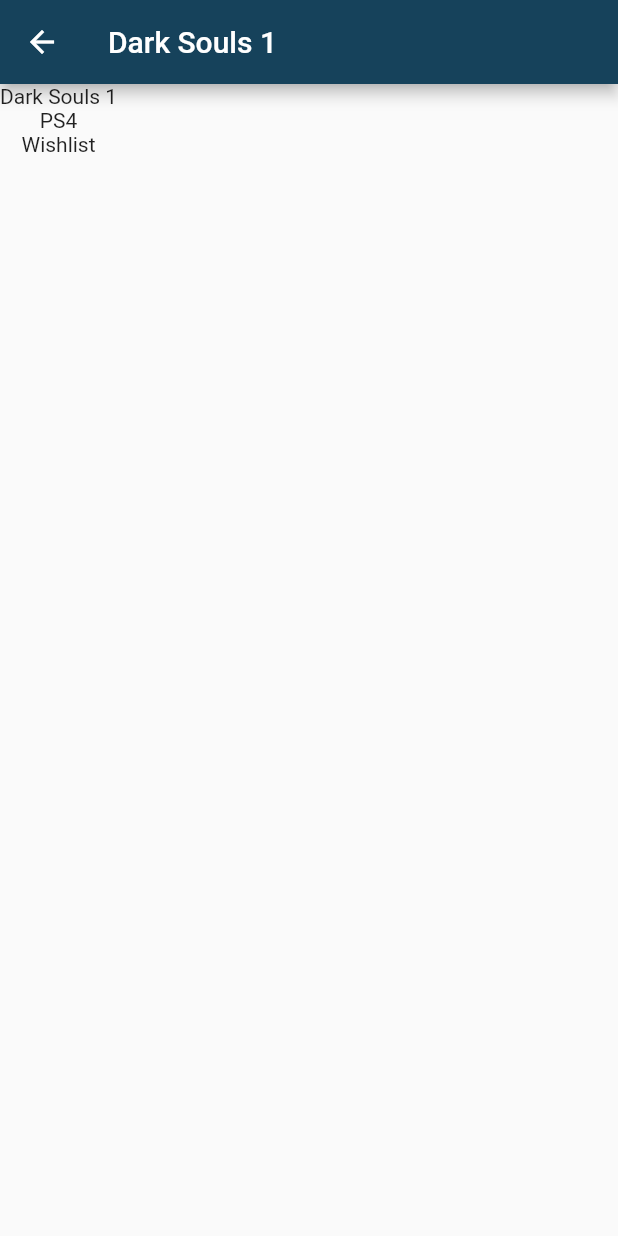
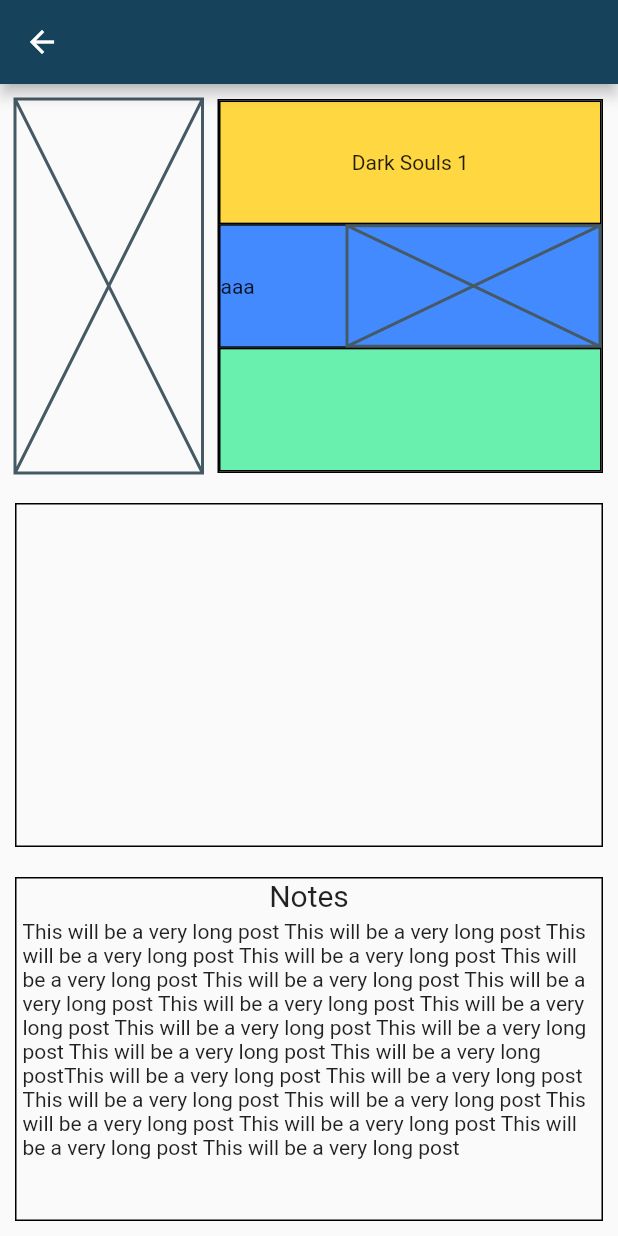
Before and after one commit to TheDurian/my-game-library, a Flutter app: the screen it shows after launch, after a tap on "Generate Samples", after a tap on "Dark Souls 1", on a phone screen of 412 x 824 dp. Run offline on Flutter 3.47's test engine with Material 2 defaults, Android fonts, the phone set to English and light mode, and no system bars; our stand-ins replace datetime_picker_formfield, sqflite; accounts and stored records are empty.

Commit message:
Adding some additions to game details screen

```diff
--- a/lib/screens/edit_game.dart
+++ b/lib/screens/edit_game.dart
@@ -142,7 +142,8 @@ class _EditGameScreenState extends State<EditGameScreen> {
                     child: TextFormField(
                       initialValue: _game.notes,
                       maxLines: 5,
-                      keyboardType: TextInputType.text,
+                      keyboardType: TextInputType.multiline,
+                      //textInputAction: TextInputAction.,
                       decoration: InputDecoration(labelText: "Notes", border: OutlineInputBorder()),
                       onSaved: (val) => setState(() => _game.notes = val),
                     ),
--- a/lib/screens/game_details.dart
+++ b/lib/screens/game_details.dart
@@ -13,24 +13,181 @@ class GameDetailsScreen extends StatefulWidget {
 
 class _GameDetailsScreenState extends State<GameDetailsScreen> {
 
+  @override
+  Widget build(BuildContext context) => MediaQuery.of(context).orientation == Orientation.portrait ? portrait(context) : landscape(context);
 
-  @override
-  Widget build(BuildContext context) {
+  Widget portrait(BuildContext context) {
+    Widget titleSection = Container(
+      child: Row(
+        children: <Widget>[
+          Placeholder(// Picture on left
+            fallbackWidth: 125,
+          ),
+          Padding(
+            padding: EdgeInsets.only(left: 10),
+          ),
+          Expanded(
+            child: Container(
+              decoration: BoxDecoration(
+                border: Border.all()
+              ),
+              child: Column(
+                children: <Widget>[
+                  Expanded(
+                    child: Container(
+                      decoration: BoxDecoration(
+                        border: Border.all(),
+                        color: Colors.amberAccent
+                      ),
+                      child: Center(
+                        child: Text(
+                          widget.game.name,
+                          textAlign: TextAlign.center,
+                        ),
+                      ),
+                    )
+                  ),
+                  Expanded(
+                    child: Container(
+                      decoration: BoxDecoration(
+                        border: Border.all(),
+                        color: Colors.blueAccent
+                      ),
+                      child: Row(
+                        children: <Widget>[
+                          Expanded(
+                            flex: 1,
+                            child: Text("aaa"),
+                          ),
+                          Expanded(
+                            flex: 2,
+                            child: Placeholder(),
+                          )
+                        ],
+                      ),
+                    )
+                  ),
+                  Expanded(
+                    child: Container(
+                      decoration: BoxDecoration(
+                        border: Border.all(),
+                        color: Colors.greenAccent
+                      ),
+                    )
+                  )
+                ],
+              ),
+            ),
+          )
+        ],
+      ),
+    );
+
+    Widget middleSection = Container(
+      margin: EdgeInsets.only(top: 20),
+      decoration: BoxDecoration(
+        border: Border.all(),
+      ),
+      //child: ,
+    );
+
+    Widget bottomSection = Container(
+      margin: EdgeInsets.only(top: 20),
+      decoration: BoxDecoration(
+          border: Border.all()
+      ),
+      child: ListView(
+        children: <Widget>[
+          Center(
+            child: Text(
+              "Notes",
+              style: TextStyle(
+                fontSize: 20,
+              ),
+            ),
+          ),
+          Container(
+            margin: EdgeInsets.all(4),
+            child: Text(
+              widget.game.notes==null ? '' : widget.game.notes
+            ),
+          ),
+        ],
+      ),
+    );
+
     return Scaffold(
-      appBar: AppBar(title: Text(widget.game.name),),
+      appBar: AppBar(
+      ),
       body: Container(
+        padding: EdgeInsets.all(10),
         child: Column(
           children: <Widget>[
-            Text(widget.game.name != null ? widget.game.name : ''),
-            Text(widget.game.platform != null ? widget.game.platform : ''),
-            Text(widget.game.ownedStatus != null ? widget.game.ownedStatus : ''),
-            Text(widget.game.dateOfLastCompletion?.toString() != null ? widget.game.dateOfLastCompletion.toString() : ''),
-            Text(widget.game.edition != null ? widget.game.edition : ''),
-            Text(widget.game.notes != null ? widget.game.notes : ''),
-            Text(widget.game.price != null ? widget.game.price.toString() : '')
+            Expanded(
+              child: titleSection,
+            ),
+            Expanded(
+              child:middleSection,
+            ),
+            Expanded(
+              child:bottomSection,
+            )
           ],
         ),
       ),
     );
   }
+
+  Widget landscape(BuildContext context) {
+    return Container(child: Text("I dont have a landscape view yet"),);
+  }
+
+
+  Widget _buildTitleRow(String label, dynamic value) {
+    return Container(
+      padding: EdgeInsets.only(left: 10, right: 10),
+      child: Row(
+        mainAxisAlignment: MainAxisAlignment.spaceBetween,
+        children: <Widget>[
+          Container(
+            child: Text(
+              label,
+              style: TextStyle(
+                fontSize: 15
+              ),
+            ),
+          ),
+          Container(
+            child: Expanded(
+              child: Text(
+                value,
+                style: TextStyle(
+                  fontSize: 15
+                ),
+              ),
+            ),
+          )
+        ],
+      ),
+    );
+  }
+
+
 }
+
+
+
+
+
+          // Text(
+          //   widget.game.name != null ? widget.game.name : '',
+          //   style: TextStyle(
+          //     fontSize: 30
+          //   ),
+          // ),
+          // Text(widget.game.platform != null ? widget.game.platform : ''),
+          // Text(widget.game.ownedStatus != null ? widget.game.ownedStatus : ''),
+          // Text(widget.game.dateOfLastCompletion?.toString() != null ? widget.game.dateOfLastCompletion.toString() : ''),
+          // Text(widget.game.edition != null ? widget.game.edition : ''),
+          // Text(widget.game.notes != null ? widget.game.notes : ''),
+          // Text(widget.game.price != null ? widget.game.price.toString() : '')
--- a/lib/screens/game_library.dart
+++ b/lib/screens/game_library.dart
@@ -155,11 +155,46 @@ class GameLibraryState extends State<GameLibrary> {
           child:  RaisedButton(
             child: Text("Generate Samples"),
             onPressed: () async {
-              var game1 = Game(name: "Dark Souls 1", platform: "PS4", ownedStatus: "Wishlist");
-              var game2 = Game(name: "Legend of Zelda: Breath of the Wild", platform: "Switch", ownedStatus: "Wishlist");
-              var game3 = Game(name: "Nier Automata", platform: "PS4", ownedStatus: "Wishlist");
-              var game4 = Game(name: "Legend of Zelda: Link's Awakening", platform: "Switch", ownedStatus: "Wishlist");
-              var game5 = Game(name: "Luigis Mansion 3", platform: "Switch", ownedStatus: "Wishlist");
+              var game1 = Game(
+                name: "Dark Souls 1",
+                platform: "PS4",
+                ownedStatus: "Wishlist",
+                notes: """This will be a very long post This will be a very long post This will be a very long post
+                  This will be a very long post This will be a very long post This will be a very long post This will
+                  be a very long post This will be a very long post This will be a very long post This will be a very
+                   long post This will be a very long post This will be a very long post This will be a very long post
+                    This will be a very long post This will be a very long post This will be a very long post This will
+                    be a very long post This will be a very long post This will be a very long post This will be a very
+                    long post This will be a very long post""".replaceAll("\n", "").replaceAll("  ", ""),
+                dateOfLastCompletion: DateTime.now(),
+                edition: "Steelbook",
+                playStatus: "Playing",
+                price: 25.11
+              );
+              var game2 = Game(
+                name: "Legend of Zelda: Breath of the Wild",
+                platform: "Switch",
+                ownedStatus: "Wishlist",
+                dateOfLastCompletion: DateTime.now(),
+                edition: "Standard",
+                playStatus: "Backlog",
+                price: 11.11
+              );
+              var game3 = Game(
+                name: "Nier Automata",
+                platform: "PS4",
+                ownedStatus: "Wishlist"
+              );
+              var game4 = Game(
+                name: "Legend of Zelda: Link's Awakening",
+                platform: "Switch",
+                ownedStatus: "Wishlist"
+              );
+              var game5 = Game(
+                name: "Luigis Mansion 3",
+                platform: "Switch",
+                ownedStatus: "Wishlist"
+              );
               await db.addGame(game1);
               await db.addGame(game2);
               await db.addGame(game3);
```
